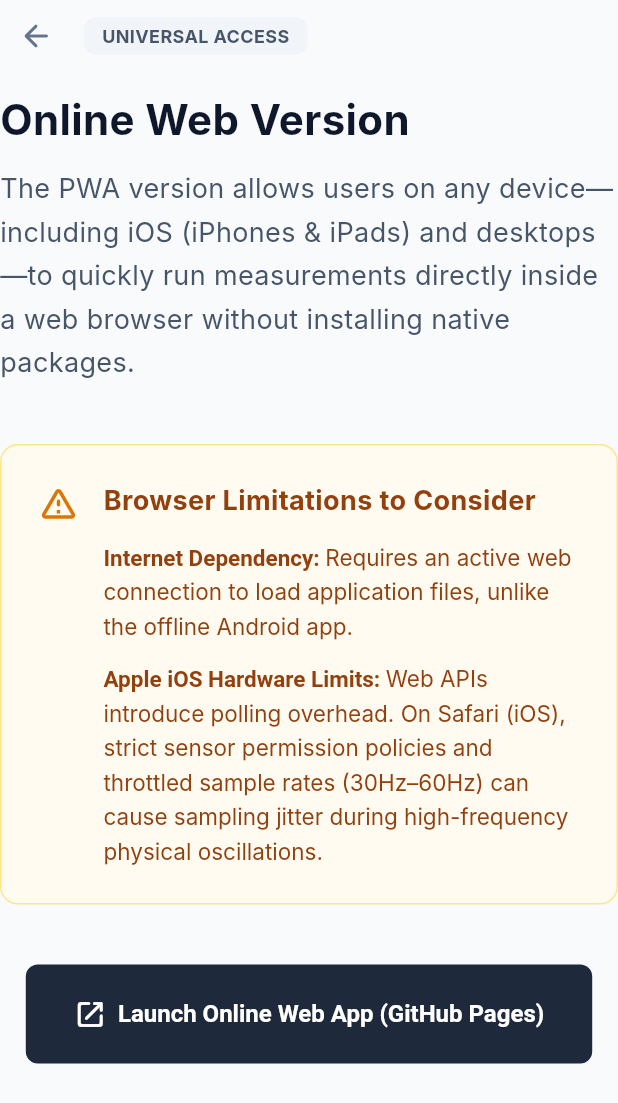
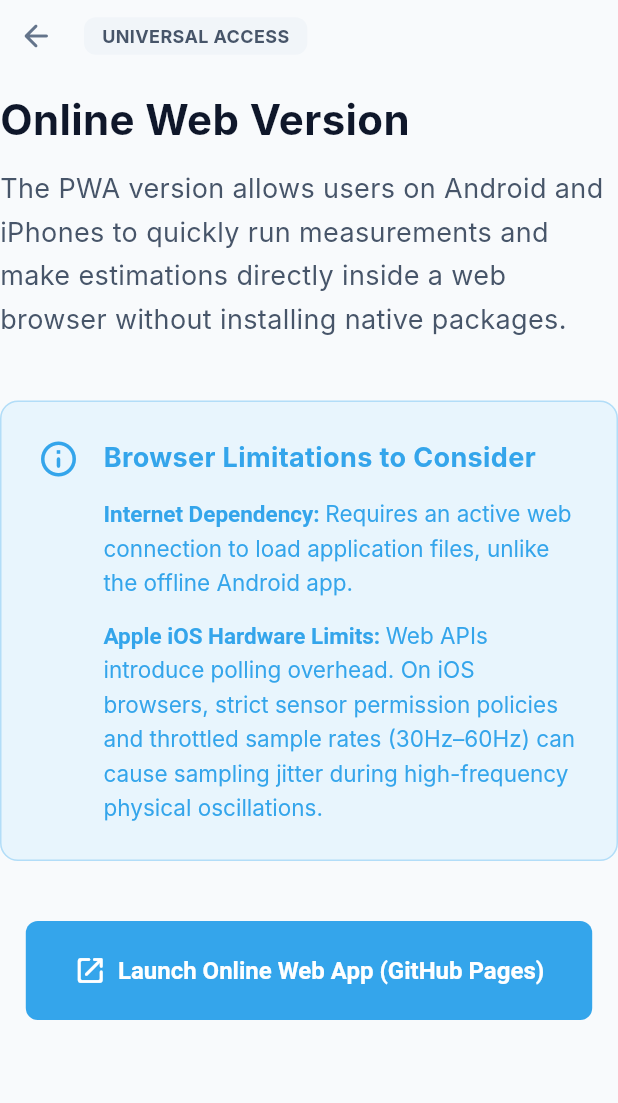
Before and after one commit to jat08/OpenMOI-Home, a Flutter app: the _OnlineContent widget shown alone on an empty page, opened directly with empty values, on a phone screen of 412 x 824 dp. Shown: the top 1103 px of the screen. Run offline on Flutter 3.47's test engine with Material 3 defaults, Android fonts, the phone set to English and light mode, and no system bars; Roboto replaces fonts that are missing (Inter).

Commit message:
Update icons, colors, instructions and labels

```diff
--- a/lib/main.dart
+++ b/lib/main.dart
@@ -436,7 +436,7 @@ class _OverviewContent extends StatelessWidget {
                   iconColor: const Color(0xFF475569),
                 ),
                 _WebFeatureCard(
-                  icon: Icons.science_rounded,
+                  icon: Icons.functions_rounded,
                   title: 'Physics-Informed Engine',
                   description: 'Leverages a physics-informed, empirically developed estimation engine to model and calculate complex racquet dynamics.',
                   iconBg: const Color(0xFFECFEFF),
@@ -490,7 +490,7 @@ class _AndroidContent extends StatelessWidget {
             Container(
               padding: const EdgeInsets.symmetric(horizontal: 12, vertical: 4),
               decoration: BoxDecoration(color: OpenMOIHomeApp.accentLightBg, borderRadius: BorderRadius.circular(8)),
-              child: const Text('RECOMMENDED PLATFORM', style: TextStyle(color: OpenMOIHomeApp.accentBlue, fontSize: 12, fontWeight: FontWeight.bold)),
+              child: const Text('RECOMMENDED PLATFORM FOR ANDROID USERS', style: TextStyle(color: OpenMOIHomeApp.accentBlue, fontSize: 12, fontWeight: FontWeight.bold)),
             ),
           ],
         ),
@@ -575,7 +575,8 @@ class _AndroidContent extends StatelessWidget {
                     const SizedBox(height: 8),
                     _buildTextStep('1. Tap download to save the APK to your device.'),
                     _buildTextStep('2. Open the downloaded file from notifications.'),
-                    _buildTextStep('3. Allow "Install from Unknown Sources" if prompted.'),
+                    _buildTextStep('3. Navigate to Settings > Security and Privacy and disable "Auto Blocker" (Samsung devices).'),
+                    _buildTextStep('4. Allow "Install from Unknown Sources" if prompted.'),
                   ],
                 ),
               ),
@@ -637,7 +638,7 @@ class _OnlineContent extends StatelessWidget {
         ),
         const SizedBox(height: 16),
         const Text(
-          'The PWA version allows users on any device—including iOS (iPhones & iPads) and desktops—to quickly run measurements directly inside a web browser without installing native packages.',
+          'The PWA version allows users on Android and iPhones to quickly run measurements and make estimations directly inside a web browser without installing native packages.',
           style: TextStyle(fontSize: 18, color: Color(0xFF475569), height: 1.6),
         ),
         const SizedBox(height: 40),
@@ -645,24 +646,24 @@ class _OnlineContent extends StatelessWidget {
         Container(
           padding: const EdgeInsets.all(24),
           decoration: BoxDecoration(
-            color: const Color(0xFFFFFBF1),
-            border: Border.all(color: const Color(0xFFFDE68A)),
+            color: OpenMOIHomeApp.accentLightBg,
+            border: Border.all(color: OpenMOIHomeApp.accentBlue.withOpacity(0.3)),
             borderRadius: BorderRadius.circular(12),
           ),
           child: Row(
             crossAxisAlignment: CrossAxisAlignment.start,
             children: [
-              const Icon(Icons.warning_amber_rounded, color: Color(0xFFD97706), size: 28),
+              const Icon(Icons.info_outline_rounded, color: OpenMOIHomeApp.accentBlue, size: 28),
               const SizedBox(width: 16),
               Expanded(
                 child: Column(
                   crossAxisAlignment: CrossAxisAlignment.start,
                   children: [
-                    const Text('Browser Limitations to Consider', style: TextStyle(fontSize: 18, fontWeight: FontWeight.bold, color: Color(0xFF92400E))),
+                    const Text('Browser Limitations to Consider', style: TextStyle(fontSize: 18, fontWeight: FontWeight.bold, color: OpenMOIHomeApp.accentBlue)),
                     const SizedBox(height: 12),
                     _buildWarningItem('Internet Dependency:', 'Requires an active web connection to load application files, unlike the offline Android app.'),
                     const SizedBox(height: 12),
-                    _buildWarningItem('Apple iOS Hardware Limits:', 'Web APIs introduce polling overhead. On Safari (iOS), strict sensor permission policies and throttled sample rates (30Hz–60Hz) can cause sampling jitter during high-frequency physical oscillations.'),
+                    _buildWarningItem('Apple iOS Hardware Limits:', 'Web APIs introduce polling overhead. On iOS browsers, strict sensor permission policies and throttled sample rates (30Hz–60Hz) can cause sampling jitter during high-frequency physical oscillations.'),
                   ],
                 ),
               ),
@@ -677,7 +678,7 @@ class _OnlineContent extends StatelessWidget {
             icon: const Icon(Icons.open_in_new_rounded, size: 22),
             label: const Text('Launch Online Web App (GitHub Pages)'),
             style: ElevatedButton.styleFrom(
-              backgroundColor: const Color(0xFF1E293B),
+              backgroundColor: OpenMOIHomeApp.accentBlue,
               foregroundColor: Colors.white,
               padding: const EdgeInsets.symmetric(horizontal: 32, vertical: 22),
               textStyle: const TextStyle(fontSize: 16, fontWeight: FontWeight.bold),
@@ -693,7 +694,7 @@ class _OnlineContent extends StatelessWidget {
   Widget _buildWarningItem(String bold, String desc) {
     return RichText(
       text: TextSpan(
-        style: const TextStyle(fontSize: 15, color: Color(0xFF92400E), height: 1.5, fontFamily: 'Inter'),
+        style: const TextStyle(fontSize: 15, color: OpenMOIHomeApp.accentBlue, height: 1.5, fontFamily: 'Inter'),
         children: [
           TextSpan(text: '$bold ', style: const TextStyle(fontWeight: FontWeight.bold)),
           TextSpan(text: desc),
```
